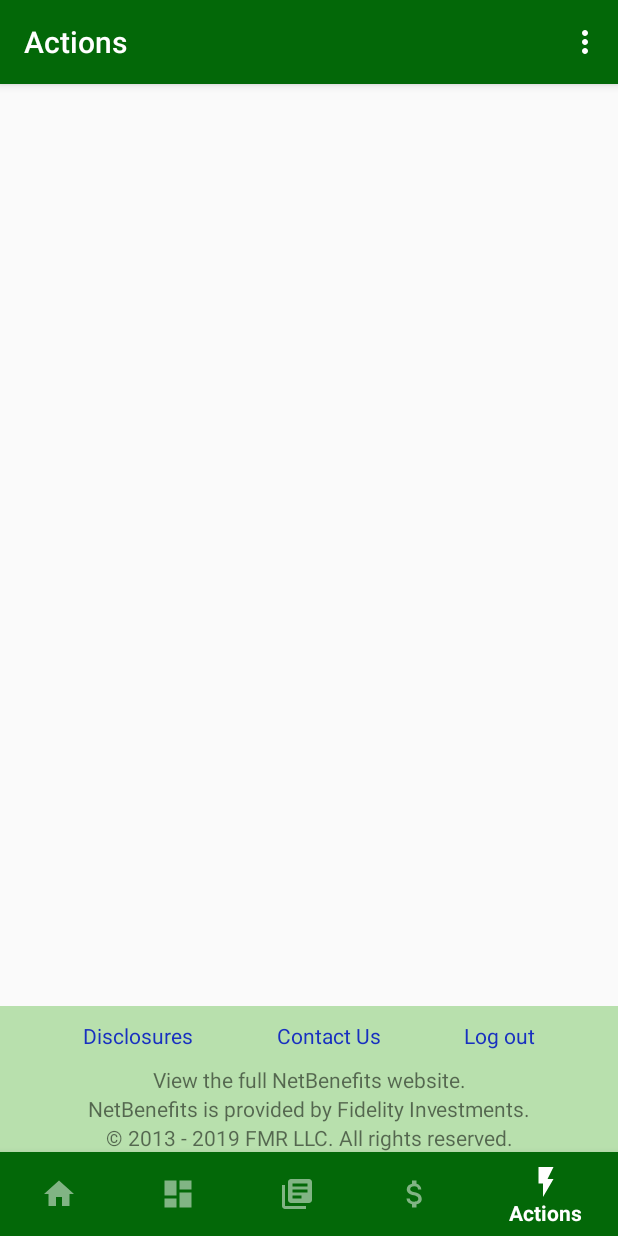
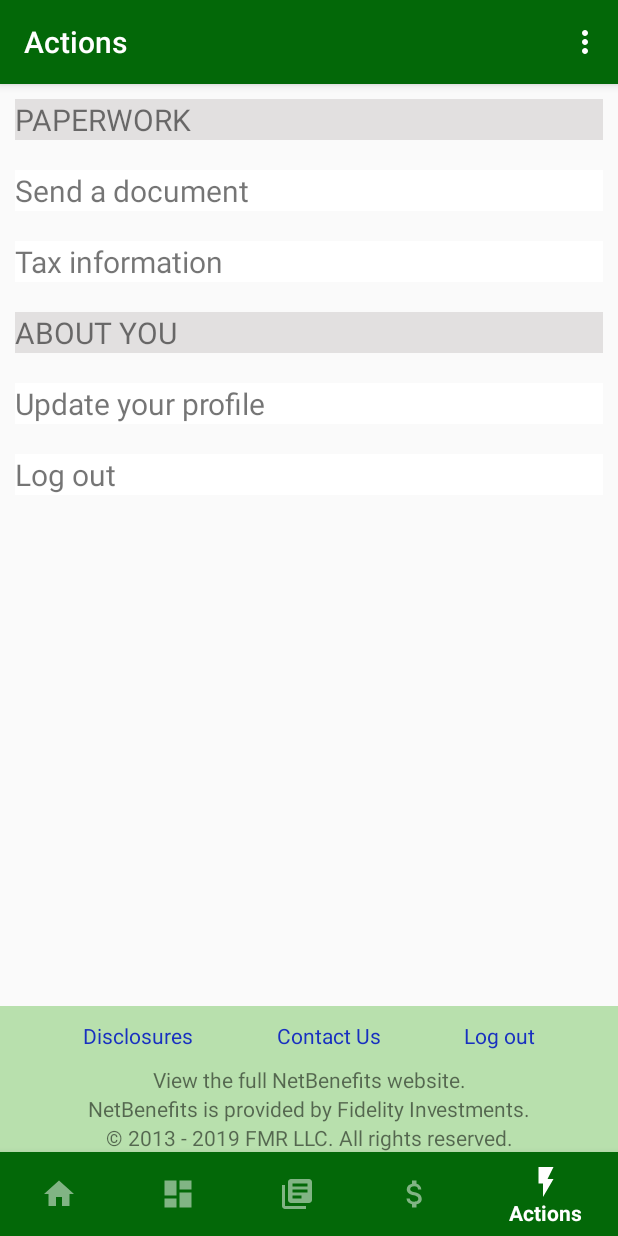
Before and after one commit to ygunawan1985/NetBenefits, an Android app: the MainActivity screen opened directly, with no data from a screen before it, item 5 of the bottom bar chosen, on a phone screen of 412 x 824 dp. Run offline under Robolectric (Android 15) with nearby library versions, the phone set to English and light mode, and no system bars; our stand-ins replace Firebase (no records; nobody signed in at launch, a user with empty details on screens opened directly), data binding; network calls fail; 1 statement that could not run was skipped.

Commit message:
LoggedOut and Actions added

```diff
--- a/app/src/main/AndroidManifest.xml
+++ b/app/src/main/AndroidManifest.xml
@@ -11,6 +11,8 @@
             android:roundIcon="@mipmap/ic_launcher_round"
             android:supportsRtl="true"
             android:theme="@style/AppTheme">
+        <activity android:name=".view.activities.loggedout.LoggedOutActivity">
+        </activity>
         <activity android:name=".view.activities.splashscreen.SplashScreenActivity">
         </activity>
         <activity
--- a/app/src/main/java/com/example/netbenefitsapp/view/activities/main/MainActivity.kt
+++ b/app/src/main/java/com/example/netbenefitsapp/view/activities/main/MainActivity.kt
@@ -18,6 +18,7 @@ import com.example.netbenefitsapp.model.User
 import com.example.netbenefitsapp.model.Video
 import com.example.netbenefitsapp.model.datasource.local.LibraryDatabase
 import com.example.netbenefitsapp.model.stockresponse.StockResponse
+import com.example.netbenefitsapp.view.activities.loggedout.LoggedOutActivity
 import com.example.netbenefitsapp.view.activities.welcome.WelcomeActivity
 import com.example.netbenefitsapp.view.fragments.*
 import com.example.netbenefitsapp.viewmodel.main.MainActivityViewModel
@@ -101,6 +102,8 @@ class MainActivity : AppCompatActivity(), MarketFragment.OnFragmentInteractionLi
             }
             R.id.navigation_actions -> {
                 toolbar.title = getString(R.string.actions)
+                val actionsFragment = ActionsFragment.newInstance(mUser)
+                openFragments(actionsFragment)
                 return@OnNavigationItemSelectedListener true
             }
         }
@@ -143,7 +146,7 @@ class MainActivity : AppCompatActivity(), MarketFragment.OnFragmentInteractionLi
             }
             R.id.logout -> {
                 FirebaseAuth.getInstance().signOut()
-                startActivity(Intent(this, WelcomeActivity::class.java))
+                startActivity(Intent(this, LoggedOutActivity::class.java))
             }
         }
 
--- a/app/src/main/java/com/example/netbenefitsapp/view/activities/splashscreen/SplashScreenActivity.kt
+++ b/app/src/main/java/com/example/netbenefitsapp/view/activities/splashscreen/SplashScreenActivity.kt
@@ -28,7 +28,8 @@ class SplashScreenActivity : AppCompatActivity() {
         super.onCreate(savedInstanceState)
         setContentView(R.layout.activity_splash_screen)
 
-        supportActionBar?.setBackgroundDrawable(ColorDrawable(ContextCompat.getColor(this, R.color.color_green)))
+        supportActionBar?.hide()
+        //supportActionBar?.setBackgroundDrawable(ColorDrawable(ContextCompat.getColor(this, R.color.color_green)))
 
         ivSplashScreen = findViewById(R.id.ivSplashScreen)
         tvSplashScreen = findViewById(R.id.tvSplashScreen)
--- /dev/null
+++ b/app/src/main/java/com/example/netbenefitsapp/view/fragments/ActionsFragment.kt
@@ -0,0 +1,50 @@
+package com.example.netbenefitsapp.view.fragments
+
+import androidx.lifecycle.ViewModelProviders
+import android.os.Bundle
+import androidx.fragment.app.Fragment
+import android.view.LayoutInflater
+import android.view.View
+import android.view.ViewGroup
+
+import com.example.netbenefitsapp.R
+import com.example.netbenefitsapp.model.User
+import com.example.netbenefitsapp.viewmodel.actions.ActionsViewModel
+
+private const val ARG_USER = "user"
+
+class ActionsFragment : Fragment() {
+
+    private lateinit var viewModel: ActionsViewModel
+    private var mUser : User? = null
+
+    override fun onCreate(savedInstanceState: Bundle?) {
+        super.onCreate(savedInstanceState)
+        arguments?.let {
+            mUser = it.getParcelable(ARG_USER)
+        }
+    }
+
+    override fun onCreateView(
+        inflater: LayoutInflater, container: ViewGroup?,
+        savedInstanceState: Bundle?
+    ): View? {
+        return inflater.inflate(R.layout.actions_fragment, container, false)
+    }
+
+    override fun onActivityCreated(savedInstanceState: Bundle?) {
+        super.onActivityCreated(savedInstanceState)
+        viewModel = ViewModelProviders.of(this).get(ActionsViewModel::class.java)
+        // TODO: Use the ViewModel
+    }
+
+    companion object {
+        fun newInstance(param1 : User?) =
+            ActionsFragment().apply {
+                arguments = Bundle().apply {
+                    putParcelable(ARG_USER, param1)
+                }
+            }
+    }
+
+}
--- /dev/null
+++ b/app/src/main/java/com/example/netbenefitsapp/viewmodel/actions/ActionsViewModel.kt
@@ -0,0 +1,7 @@
+package com.example.netbenefitsapp.viewmodel.actions
+
+import androidx.lifecycle.ViewModel;
+
+class ActionsViewModel : ViewModel() {
+    // TODO: Implement the ViewModel
+}
--- a/app/src/main/java/com/example/netbenefitsapp/viewmodel/logout/LogoutViewModel.kt
+++ b/app/src/main/java/com/example/netbenefitsapp/viewmodel/logout/LogoutViewModel.kt
@@ -3,6 +3,7 @@ package com.example.netbenefitsapp.viewmodel.logout
 import android.content.Intent
 import android.view.View
 import androidx.lifecycle.ViewModel;
+import com.example.netbenefitsapp.view.activities.loggedout.LoggedOutActivity
 import com.example.netbenefitsapp.view.activities.welcome.WelcomeActivity
 import com.google.firebase.auth.FirebaseAuth
 
@@ -11,7 +12,7 @@ class LogoutViewModel : ViewModel() {
 
     fun logout(view : View) {
         mAuth.signOut()
-        val logoutIntent = Intent(view.context, WelcomeActivity::class.java)
+        val logoutIntent = Intent(view.context, LoggedOutActivity::class.java)
         view.context.startActivity(logoutIntent)
     }
 
--- /dev/null
+++ b/app/src/main/res/layout/actions_fragment.xml
@@ -0,0 +1,68 @@
+<?xml version="1.0" encoding="utf-8"?>
+<LinearLayout
+        xmlns:android="http://schemas.android.com/apk/res/android"
+        xmlns:tools="http://schemas.android.com/tools"
+        android:layout_width="match_parent"
+        android:layout_height="match_parent"
+        android:orientation="vertical"
+        tools:context=".view.fragments.ActionsFragment">
+
+    <TextView
+            android:id="@+id/tvPaperwork"
+            android:textSize="@dimen/font_size_20"
+            android:background="#E2E0E0"
+            android:layout_margin="@dimen/margin_10_dp"
+            android:layout_width="match_parent"
+            android:layout_height="wrap_content"
+            android:text="@string/paperwork"/>
+
+    <TextView
+            android:id="@+id/btnSendDocument"
+            android:text="@string/send_a_document"
+            android:background="@color/colorWhite"
+            android:textSize="@dimen/font_size_20"
+            android:layout_margin="@dimen/margin_10_dp"
+            android:textAlignment="textStart"
+            android:layout_width="match_parent"
+            android:layout_height="wrap_content"/>
+
+    <TextView
+            android:id="@+id/btnTaxInformation"
+            android:text="@string/tax_information"
+            android:background="@color/colorWhite"
+            android:textSize="@dimen/font_size_20"
+            android:layout_margin="@dimen/margin_10_dp"
+            android:textAlignment="textStart"
+            android:layout_width="match_parent"
+            android:layout_height="wrap_content"/>
+
+    <TextView
+            android:id="@+id/tvAboutYou"
+            android:textSize="@dimen/font_size_20"
+            android:background="#E2E0E0"
+            android:layout_margin="@dimen/margin_10_dp"
+            android:layout_width="match_parent"
+            android:layout_height="wrap_content"
+            android:text="@string/about_you"/>
+
+    <TextView
+            android:id="@+id/btnUpdateProfile"
+            android:text="@string/update_your_profile"
+            android:background="@color/colorWhite"
+            android:textSize="@dimen/font_size_20"
+            android:layout_margin="@dimen/margin_10_dp"
+            android:textAlignment="textStart"
+            android:layout_width="match_parent"
+            android:layout_height="wrap_content"/>
+
+    <TextView
+            android:id="@+id/btnLogout"
+            android:text="@string/log_out"
+            android:background="@color/colorWhite"
+            android:textSize="@dimen/font_size_20"
+            android:layout_margin="@dimen/margin_10_dp"
+            android:textAlignment="textStart"
+            android:layout_width="match_parent"
+            android:layout_height="wrap_content" />
+
+</LinearLayout>
--- a/app/src/main/res/values/dimens.xml
+++ b/app/src/main/res/values/dimens.xml
@@ -12,5 +12,8 @@
     <dimen name="activity_horizontal_margin">16dp</dimen>
     <dimen name="text_margin">16dp</dimen>
     <dimen name="fab_margin">16dp</dimen>
+    <dimen name="margin_120_dp">120dp</dimen>
+    <dimen name="margin_220_dp">220dp</dimen>
+    <dimen name="font_size_20">20sp</dimen>
 
 </resources>
--- a/app/src/main/res/values/strings.xml
+++ b/app/src/main/res/values/strings.xml
@@ -65,5 +65,12 @@
     <string name="fidelity_brokerage_services">Fidelity Brokerage Services LLC, Member NYSE, SIPC, 900 Salem Street,
         Smithfield, RI 02917
     </string>
+    <string name="you_ve_successfully_logged_out">You\'ve successfully logged out.</string>
+    <string name="log_in_again">Log In Again</string>
+    <string name="paperwork">PAPERWORK</string>
+    <string name="send_a_document">Send a document</string>
+    <string name="tax_information">Tax information</string>
+    <string name="about_you">ABOUT YOU</string>
+    <string name="update_your_profile">Update your profile</string>
 
 </resources>
```
Also changed, not shown: app/src/main/java/com/example/netbenefitsapp/view/activities/loggedout/LoggedOutActivity.kt (added, +22 -0 lines), app/src/main/java/com/example/netbenefitsapp/viewmodel/loggedout/LoggedOutViewModel.kt (added, +14 -0 lines), app/src/main/res/layout/activity_logged_out.xml (added, +60 -0 lines), app/src/main/res/drawable/fidelitynetbenefits.jpg (added).
